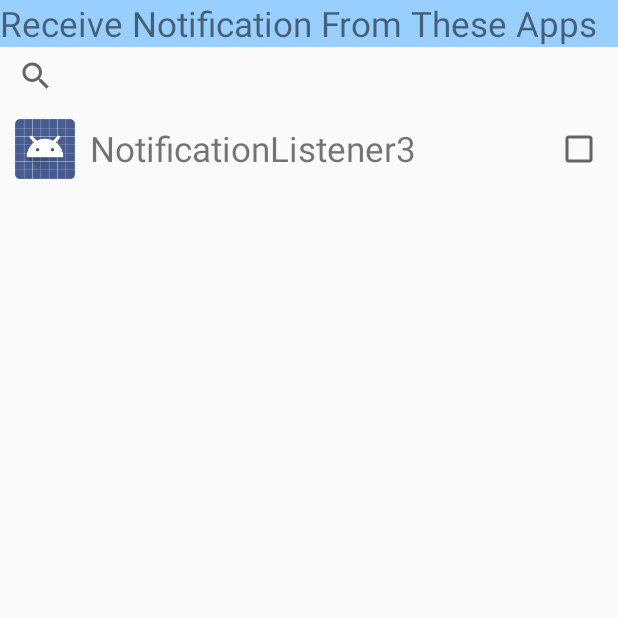
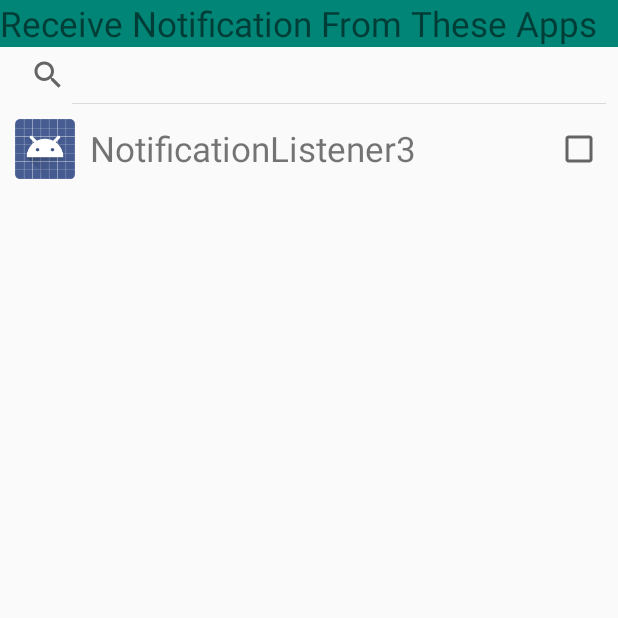
Before and after one commit to Jiazheng411/NotificationBlocker, an Android app: the SettingNotificationActivity screen opened directly, with no data from a screen before it, on a phone screen of 412 x 824 dp, the top half of it. Run offline under Robolectric (Android 15) with nearby library versions, the phone set to English and light mode, and no system bars.

```diff
--- a/app/build.gradle
+++ b/app/build.gradle
@@ -27,4 +27,5 @@ dependencies {
     androidTestImplementation 'androidx.test:runner:1.2.0'
     androidTestImplementation 'androidx.test.espresso:espresso-core:3.2.0'
     implementation 'androidx.recyclerview:recyclerview:1.0.0'
+    implementation 'com.google.android.material:material:1.0.0'
 }
--- a/app/src/main/res/layout/activity_main.xml
+++ b/app/src/main/res/layout/activity_main.xml
@@ -2,9 +2,9 @@
 <androidx.constraintlayout.widget.ConstraintLayout xmlns:android="http://schemas.android.com/apk/res/android"
     xmlns:app="http://schemas.android.com/apk/res-auto"
     xmlns:tools="http://schemas.android.com/tools"
-    android:background="@color/blue_main"
     android:layout_width="match_parent"
     android:layout_height="match_parent"
+    android:background="@color/blue_main"
     android:orientation="vertical"
     tools:context=".MainActivity">
 
@@ -29,5 +29,4 @@
         app:layout_constraintTop_toTopOf="parent"
         app:srcCompat="@drawable/setting" />
 
-
 </androidx.constraintlayout.widget.ConstraintLayout>
--- a/app/src/main/res/layout/setting_notification_activity.xml
+++ b/app/src/main/res/layout/setting_notification_activity.xml
@@ -8,13 +8,15 @@
         android:layout_width="match_parent"
         android:layout_height="wrap_content"
         android:textSize="23sp"
-        android:background="@color/blue_main"
+        android:background="@color/colorPrimary"
         android:text="@string/notification_receive" />
 
     <SearchView
         android:id="@+id/notificationSearch"
         android:layout_width="match_parent"
-        android:layout_height="38dp" />
+        android:layout_height="38dp"
+        android:iconifiedByDefault="false"/>
+
 
     <androidx.recyclerview.widget.RecyclerView
         android:id="@+id/appRecyclerView"
```
Also changed, not shown: app/src/main/java/com/example/notificationlistener3/MainActivity.java (+29 -8 lines).
